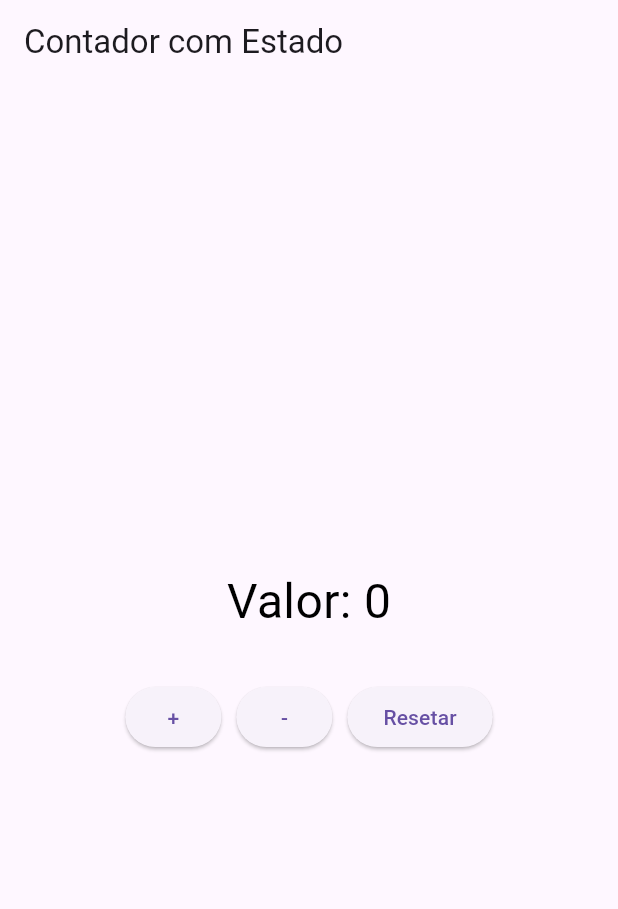
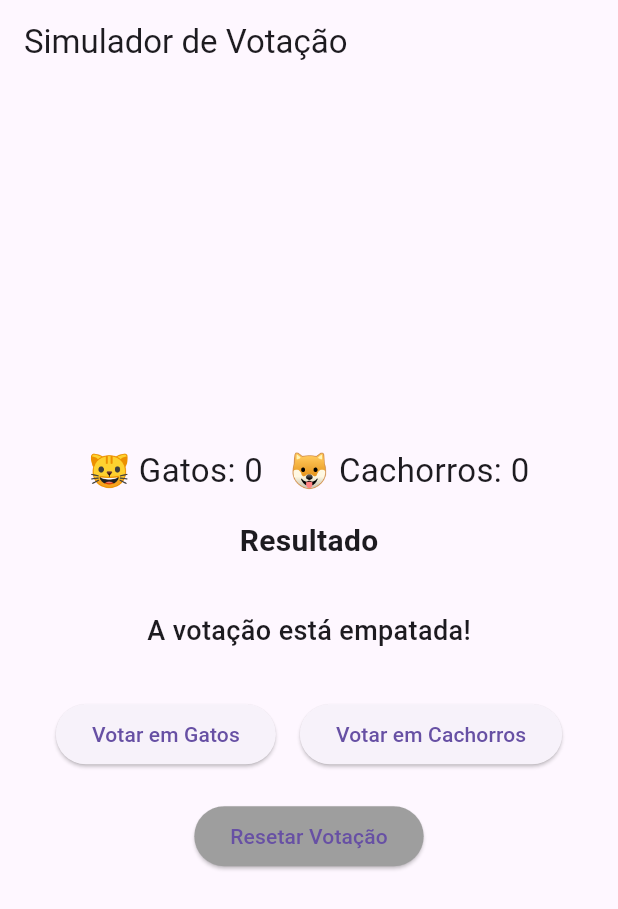
Before and after one commit to VillelaR/flutterContador, a Flutter app: the screen it shows after launch, on a phone screen of 412 x 824 dp. Shown: the top 909 px of the screen. Run offline on Flutter 3.47's test engine with Material 3 defaults, Android fonts, the phone set to English and light mode, and no system bars.

```diff
--- a/lib/main.dart
+++ b/lib/main.dart
@@ -1,59 +1,101 @@
 import 'package:flutter/material.dart';
 
-void main() => runApp(MyApp());
+void main() => runApp(VotacaoApp());
 
-class MyApp extends StatelessWidget {
+class VotacaoApp extends StatelessWidget {
   @override
   Widget build(BuildContext context) {
-    return MaterialApp(home: Contador());
+    return MaterialApp(home: VotacaoPage());
   }
 }
 
-class Contador extends StatefulWidget {
+class VotacaoPage extends StatefulWidget {
   @override
-  State<Contador> createState() => _ContadorState();
+  State<VotacaoPage> createState() => _VotacaoPageState();
 }
 
-class _ContadorState extends State<Contador> {
-  int contador = 0;
+class _VotacaoPageState extends State<VotacaoPage> {
+  int contadorGato = 0;
+  int contadorCao = 0;
+
+  // Função para determinar o vencedor
+  String getWinnerMessage() {
+    if (contadorCao > contadorGato) {
+      return 'Cachorros estão vencendo!';
+    } else if (contadorGato > contadorCao) {
+      return 'Gatos estão vencendo!';
+    } else {
+      return 'A votação está empatada!';
+    }
+  }
 
   @override
   Widget build(BuildContext context) {
     return Scaffold(
-      appBar: AppBar(title: Text('Contador com Estado')),
-      body: Column(
+      appBar: AppBar(title: Text("Simulador de Votação")),
+      body: Padding(
+        padding: const EdgeInsets.all(24),
+        child: Column(
           mainAxisAlignment: MainAxisAlignment.center,
           children: [
-          Text('Valor: $contador', style: TextStyle(fontSize: 32, color: Colors.black)),
-          SizedBox(height: 30),
+            Text(
+              '🐱 Gatos: $contadorGato   🐶 Cachorros: $contadorCao',
+              style: TextStyle(fontSize: 22),
+            ),
+            SizedBox(height: 16),
+            Text(
+              "Resultado",
+              style: TextStyle(fontSize: 20, fontWeight: FontWeight.bold),
+            ),
+            SizedBox(height: 32),
+            Text(
+              getWinnerMessage(),
+              style: TextStyle(fontSize: 18, fontWeight: FontWeight.w500),
+            ),
+            SizedBox(height: 32),
             Row(
               mainAxisAlignment: MainAxisAlignment.center,
               children: [
-              ElevatedButton(onPressed: increment, child: Text('+')),
-              SizedBox(width: 10),
-              ElevatedButton(onPressed: decrement, child: Text('-')),
-              SizedBox(width: 10),
-              ElevatedButton(onPressed: reset, child: Text('Resetar')),
+                ElevatedButton(
+                    onPressed: incrementCat, child: Text("Votar em Gatos")),
+                SizedBox(width: 16),
+                ElevatedButton(
+                  onPressed: incrementDog,
+                  child: Text("Votar em Cachorros"),
+                ),
               ],
             ),
+            SizedBox(height: 20),
+            ElevatedButton(
+              onPressed: reset,
+              style: ElevatedButton.styleFrom(backgroundColor: Colors.grey),
+              child: Text("Resetar Votação"),
+            ),
           ],
+        ),
       ),
     );
   }
 
-  void increment () {
+  // Função para incrementar o contador de votos de gatos
+  void incrementCat() {
     setState(() {
-      contador ++;
+      contadorGato++;
     });
   }
-  void decrement () {
+
+  // Função para incrementar o contador de votos de cachorros
+  void incrementDog() {
     setState(() {
-      contador --;
+      contadorCao++;
     });
   }
-  void reset () {
+
+  // Função para resetar os contadores
+  void reset() {
     setState(() {
-      contador = 0;
+      contadorCao = 0;
+      contadorGato = 0;
     });
   }
 }
```
Lines whose indentation alone changed are shown as unchanged.
